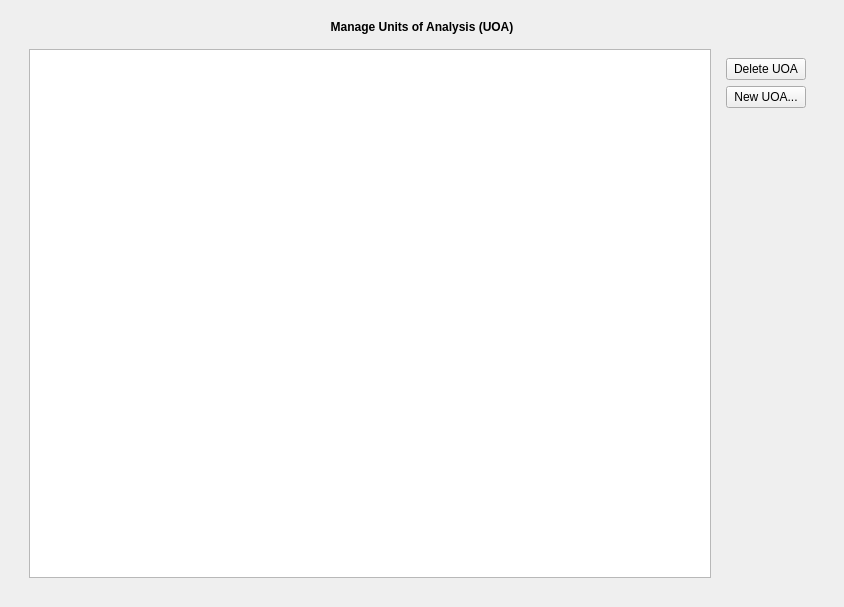
This is NewGeneUI/NewGene/Widgets/ManageInput/UOAs/newgenemanageuoas.ui in daniel347x/newgene as Qt 5 draws it before an edit. The edited form follows.
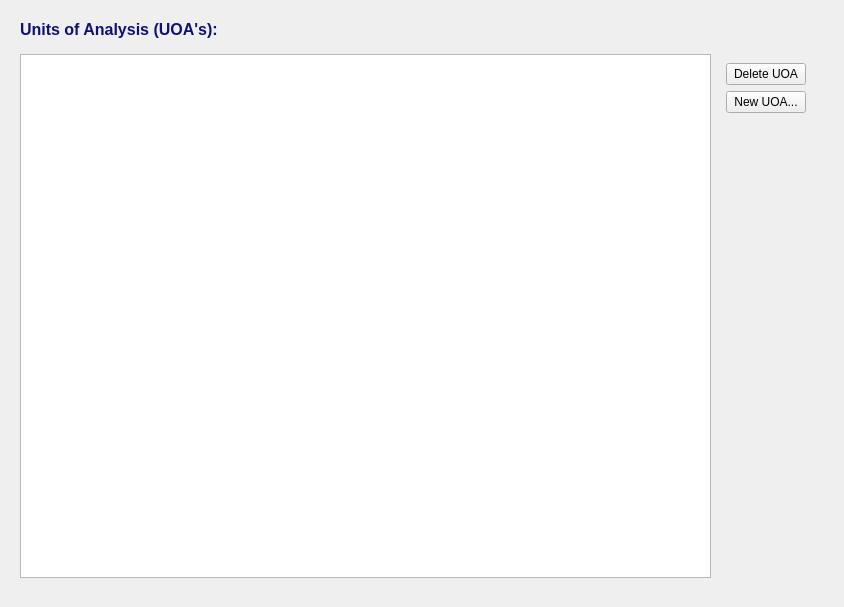
This is the edited form.

Commit message: Unify and improve titles for "Manage Input" panes

```diff
--- a/NewGeneUI/NewGene/Widgets/ManageInput/UOAs/newgenemanageuoas.ui
+++ b/NewGeneUI/NewGene/Widgets/ManageInput/UOAs/newgenemanageuoas.ui
@@ -26,13 +26,13 @@
       <item>
        <widget class="QLabel" name="label_manage_uoas">
         <property name="text">
-         <string>&lt;b&gt;Manage Units of Analysis (UOA)&lt;/b&gt;</string>
+         <string>&lt;html&gt;&lt;head/&gt;&lt;body&gt;&lt;p&gt;&lt;span style=&quot; font-size:12pt; font-weight:600; color:#101078;&quot;&gt;Units of Analysis (UOA's):&lt;/span&gt;&lt;/p&gt;&lt;/body&gt;&lt;/html&gt;</string>
         </property>
         <property name="textFormat">
          <enum>Qt::RichText</enum>
         </property>
         <property name="alignment">
-         <set>Qt::AlignCenter</set>
+         <set>Qt::AlignLeading|Qt::AlignLeft|Qt::AlignVCenter</set>
         </property>
        </widget>
       </item>
@@ -45,6 +45,9 @@
          </sizepolicy>
         </property>
         <layout class="QHBoxLayout" name="horizontalLayout_2">
+         <property name="leftMargin">
+          <number>0</number>
+         </property>
          <item>
           <widget class="QListView" name="listViewManageUOAs">
            <property name="sizePolicy">
```
The commit also changes 4 other files.
